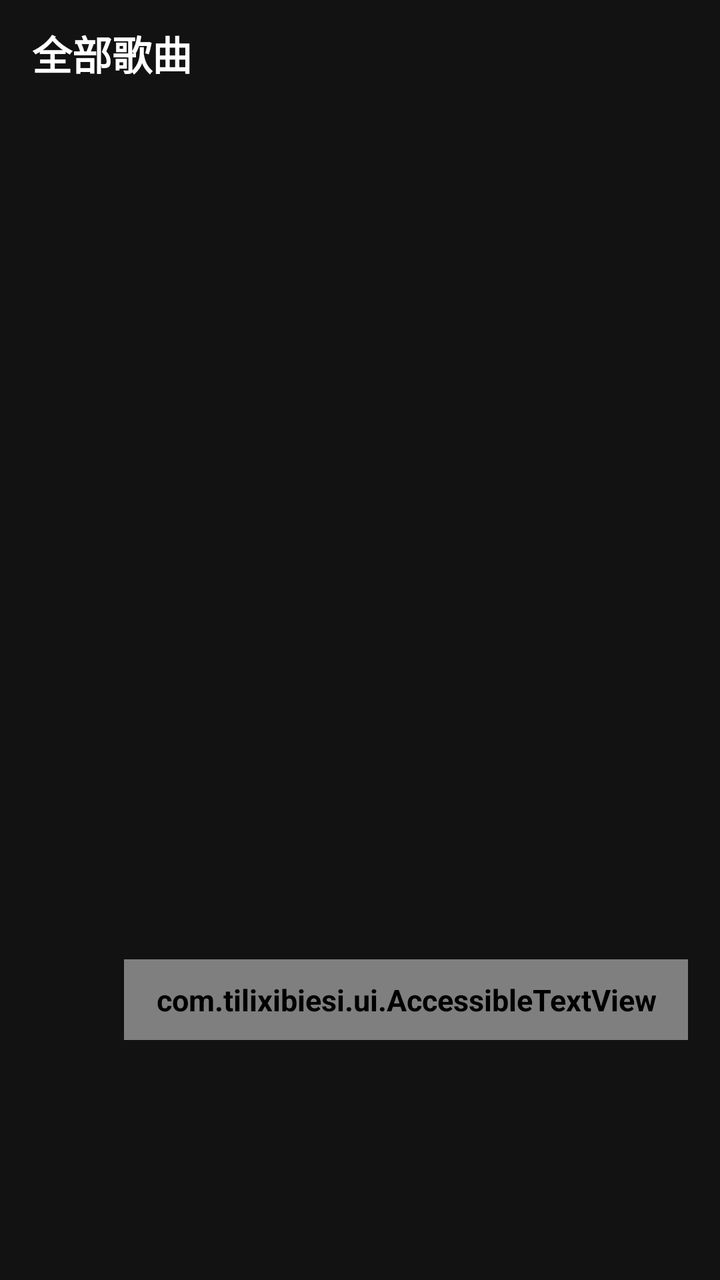
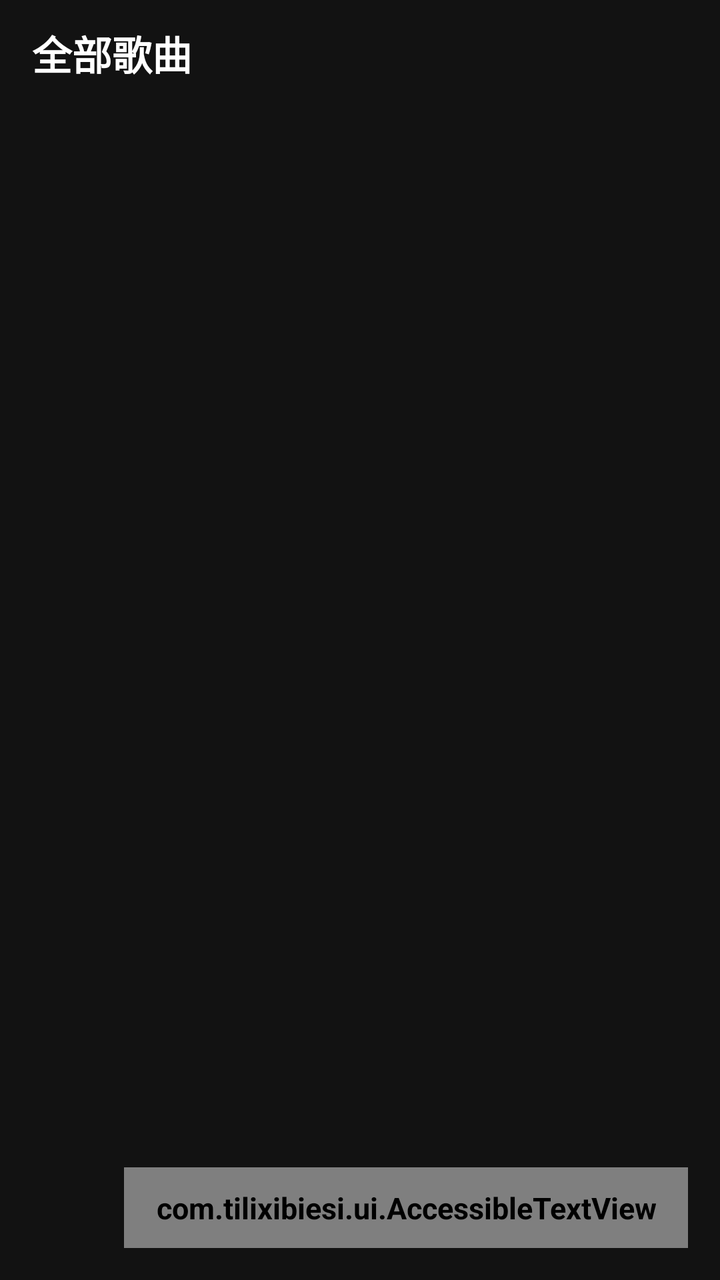

Two renders of the same Android screen: before a commit and after it. Below are the layout's source before the change and the commit's diff.
<!-- AndroidManifest.xml: application theme AppTheme -->
<!-- res/layout/activity_main.xml -->
<FrameLayout xmlns:android="http://schemas.android.com/apk/res/android"
    xmlns:tools="http://schemas.android.com/tools"
    android:id="@+id/main_bg_host"
    android:layout_width="match_parent"
    android:layout_height="match_parent"
    android:background="#FF121212"
    tools:ignore="MergeRootFrame"
    android:keepScreenOn="true">

    <LinearLayout
        android:id="@+id/activity_main_root"
        android:layout_width="match_parent"
        android:layout_height="match_parent"
        android:orientation="vertical">

        <RelativeLayout
            android:layout_width="match_parent"
            android:layout_height="wrap_content"
            android:paddingHorizontal="16dp"
            android:paddingVertical="12dp">

            <TextView
                android:id="@+id/tv_title"
                android:layout_width="wrap_content"
                android:layout_height="wrap_content"
                android:text="@string/all_songs"
                android:textSize="20sp"
                android:textColor="#FFFFFFFF"
                android:layout_centerVertical="true"
                android:layout_alignParentStart="true" />

        </RelativeLayout>

        <ListView
            android:id="@+id/lv_music"
            android:layout_width="match_parent"
            android:layout_height="0dp"
            android:layout_weight="1"
            android:background="@null"
            android:paddingBottom="0dp"
            android:divider="#22FFFFFF"
            android:dividerHeight="1dp" 
            android:clipToPadding="false"
            android:scrollbars="none"/>

    </LinearLayout>

    <LinearLayout
        android:id="@+id/layout_player_control"
        android:layout_gravity="bottom"
        android:layout_width="match_parent"
        android:layout_height="wrap_content"
        android:orientation="vertical"
        android:background="#CC000000"
        android:visibility="gone"
        android:paddingHorizontal="12dp"
        android:paddingVertical="8dp" >

        <TextView
            android:id="@+id/tv_current_music"
            android:layout_width="match_parent"
            android:layout_height="wrap_content"
            android:textSize="20sp"
            android:textColor="#FFFFFFFF"
            android:ellipsize="end"
            android:maxLines="1"
            android:layout_marginBottom="4dp" />

        <SeekBar
            android:id="@+id/seekbar_progress"
            android:layout_width="match_parent"
            android:layout_height="wrap_content"
            android:paddingTop="4dp"
            android:paddingBottom="4dp"
            android:max="100"
            android:progress="0"
            android:visibility="gone" />

        <LinearLayout
            android:layout_width="match_parent"
            android:layout_height="48dp"
            android:gravity="center"
            android:orientation="horizontal">

            <Button
                android:id="@+id/btn_detail"
                android:layout_width="wrap_content"
                android:layout_height="40dp"
                android:text="@string/detail"
                android:textSize="18sp"
                android:textColor="#FFFFFFFF"
                android:gravity="center"
                android:background="?android:attr/selectableItemBackground"
                android:textAllCaps="false"
                android:paddingHorizontal="10dp" />

            <ImageButton
                android:id="@+id/btn_timer"
                android:layout_width="40dp"
                android:layout_height="40dp"
                android:background="?android:attr/selectableItemBackgroundBorderless"
                android:src="@drawable/ic_timer_white"
                android:scaleType="fitCenter"
                android:padding="6dp"
                android:contentDescription="@string/timer" />

            <ImageButton
                android:id="@+id/btn_prev"
                android:layout_width="48dp"
                android:layout_height="48dp"
                android:background="?android:attr/selectableItemBackgroundBorderless"
                android:src="@android:drawable/ic_media_previous"
                android:contentDescription="@string/previous" />

            <ImageButton
                android:id="@+id/btn_play_pause"
                android:layout_width="56dp"
                android:layout_height="56dp"
                android:background="?android:attr/selectableItemBackgroundBorderless"
                android:src="@android:drawable/ic_media_play"
                android:contentDescription="@string/play_pause" />

            <ImageButton
                android:id="@+id/btn_next"
                android:layout_width="48dp"
                android:layout_height="48dp"
                android:background="?android:attr/selectableItemBackgroundBorderless"
                android:src="@android:drawable/ic_media_next"
                android:contentDescription="@string/next" />

            <ImageButton
                android:id="@+id/btn_play_mode"
                android:layout_width="40dp"
                android:layout_height="40dp"
                android:background="?android:attr/selectableItemBackgroundBorderless"
                android:src="@android:drawable/ic_menu_revert"
                android:contentDescription="@string/play_mode" />
        </LinearLayout>
    </LinearLayout>
    <LinearLayout
        android:layout_width="match_parent"
        android:layout_height="wrap_content"
        android:orientation="vertical"
        android:gravity="center_horizontal"
        android:layout_gravity="top"
        android:paddingTop="12dp"
        android:paddingHorizontal="16dp"
        android:background="@android:color/transparent"
        android:clickable="false"
        android:focusable="false"
        android:importantForAccessibility="no">

        <TextView
            android:id="@+id/tv_total_today_duration"
            android:layout_width="wrap_content"
            android:layout_height="wrap_content"
            android:textSize="20sp"
            android:textColor="#FFCCCCCC"
            android:ellipsize="end"
            android:maxLines="1"
            android:visibility="gone" />

        <TextView
            android:id="@+id/tv_today_duration"
            android:layout_width="wrap_content"
            android:layout_height="wrap_content"
            android:textSize="20sp"
            android:textColor="#FFCCCCCC"
            android:ellipsize="end"
            android:maxLines="1"
            android:visibility="gone" />

    </LinearLayout>

    <com.tilixibiesi.ui.AccessibleTextView
        android:id="@+id/btn_search_float"
        android:layout_width="wrap_content"
        android:layout_height="wrap_content"
        android:layout_gravity="bottom|end"
        android:layout_marginEnd="16dp"
        android:layout_marginBottom="120dp"
        android:text="@string/search"
        android:textSize="20sp"
        android:textColor="#FFFFFFFF"
        android:background="?android:attr/selectableItemBackground"
        android:focusable="true"
        android:clickable="true"
        android:paddingHorizontal="16dp"
        android:paddingVertical="10dp" />

</FrameLayout>
<!-- resources referenced by this layout -->
<resources>
  <!-- drawable ic_timer_white (drawable) -->
  <vector xmlns:android="http://schemas.android.com/apk/res/android"
      android:width="24dp"
      android:height="24dp"
      android:viewportWidth="24"
      android:viewportHeight="24">
      <path
          android:fillColor="#FFFFFF"
          android:pathData="M11,2.5h2v2h-2z" />
      <path
          android:fillColor="#FFFFFF"
          android:pathData="M5.2,5.2l3.1,3.1 -1.6,1.6 -3.1,-3.1z" />
      <path
          android:fillColor="#FFFFFF"
          android:pathData="M18.8,5.2l-3.1,3.1 1.6,1.6 3.1,-3.1z" />
      <path
          android:fillColor="#FFFFFF"
          android:pathData="M6.6,18.3l1.8,-1.8 1.6,1.6 -1.8,1.8z" />
      <path
          android:fillColor="#FFFFFF"
          android:pathData="M17.4,18.3l-1.8,-1.8 -1.6,1.6 1.8,1.8z" />
      <path
          android:fillColor="#FFFFFF"
          android:pathData="M12,5.5c-4.1,0 -7.5,3.4 -7.5,7.5s3.4,7.5 7.5,7.5 7.5,-3.4 7.5,-7.5 -3.4,-7.5 -7.5,-7.5zM12,18c-2.8,0 -5,-2.2 -5,-5s2.2,-5 5,-5 5,2.2 5,5 -2.2,5 -5,5z" />
      <path
          android:fillColor="#FFFFFF"
          android:pathData="M11,8.5h2v4.6h3v1.8h-5z" />
  </vector>
  <string name="all_songs">全部歌曲</string>
  <string name="detail">详情</string>
  <string name="next">下一首</string>
  <string name="play_mode">播放模式</string>
  <string name="play_pause">播放/暂停</string>
  <string name="previous">上一首</string>
  <string name="search">搜索</string>
  <string name="timer">定时</string>
  <style name="AppTheme" parent="@android:style/Theme.Material.Light.NoActionBar">
          <item name="android:windowBackground">@color/activity_bg</item>
          <item name="android:textViewStyle">@style/GlobalBoldTextStyle</item>
          <item name="android:fontWeight">1000</item>
          <item name="android:textSize">15sp</item>
      </style>
  <color name="activity_bg">#F5F5F5</color>
  <style name="GlobalBoldTextStyle" parent="@android:style/Widget.Material.TextView">
          <item name="android:textStyle">bold</item>
          <item name="android:fontWeight">1000</item>
      </style>
</resources>

<!-- the commit's change to res/layout/activity_main.xml (unified diff, before → after) -->
@@ -46,98 +46,6 @@
     </LinearLayout>
 
     <LinearLayout
-        android:id="@+id/layout_player_control"
-        android:layout_gravity="bottom"
-        android:layout_width="match_parent"
-        android:layout_height="wrap_content"
-        android:orientation="vertical"
-        android:background="#CC000000"
-        android:visibility="gone"
-        android:paddingHorizontal="12dp"
-        android:paddingVertical="8dp" >
-
-        <TextView
-            android:id="@+id/tv_current_music"
-            android:layout_width="match_parent"
-            android:layout_height="wrap_content"
-            android:textSize="20sp"
-            android:textColor="#FFFFFFFF"
-            android:ellipsize="end"
-            android:maxLines="1"
-            android:layout_marginBottom="4dp" />
-
-        <SeekBar
-            android:id="@+id/seekbar_progress"
-            android:layout_width="match_parent"
-            android:layout_height="wrap_content"
-            android:paddingTop="4dp"
-            android:paddingBottom="4dp"
-            android:max="100"
-            android:progress="0"
-            android:visibility="gone" />
-
-        <LinearLayout
-            android:layout_width="match_parent"
-            android:layout_height="48dp"
-            android:gravity="center"
-            android:orientation="horizontal">
-
-            <Button
-                android:id="@+id/btn_detail"
-                android:layout_width="wrap_content"
-                android:layout_height="40dp"
-                android:text="@string/detail"
-                android:textSize="18sp"
-                android:textColor="#FFFFFFFF"
-                android:gravity="center"
-                android:background="?android:attr/selectableItemBackground"
-                android:textAllCaps="false"
-                android:paddingHorizontal="10dp" />
-
-            <ImageButton
-                android:id="@+id/btn_timer"
-                android:layout_width="40dp"
-                android:layout_height="40dp"
-                android:background="?android:attr/selectableItemBackgroundBorderless"
-                android:src="@drawable/ic_timer_white"
-                android:scaleType="fitCenter"
-                android:padding="6dp"
-                android:contentDescription="@string/timer" />
-
-            <ImageButton
-                android:id="@+id/btn_prev"
-                android:layout_width="48dp"
-                android:layout_height="48dp"
-                android:background="?android:attr/selectableItemBackgroundBorderless"
-                android:src="@android:drawable/ic_media_previous"
-                android:contentDescription="@string/previous" />
-
-            <ImageButton
-                android:id="@+id/btn_play_pause"
-                android:layout_width="56dp"
-                android:layout_height="56dp"
-                android:background="?android:attr/selectableItemBackgroundBorderless"
-                android:src="@android:drawable/ic_media_play"
-                android:contentDescription="@string/play_pause" />
-
-            <ImageButton
-                android:id="@+id/btn_next"
-                android:layout_width="48dp"
-                android:layout_height="48dp"
-                android:background="?android:attr/selectableItemBackgroundBorderless"
-                android:src="@android:drawable/ic_media_next"
-                android:contentDescription="@string/next" />
-
-            <ImageButton
-                android:id="@+id/btn_play_mode"
-                android:layout_width="40dp"
-                android:layout_height="40dp"
-                android:background="?android:attr/selectableItemBackgroundBorderless"
-                android:src="@android:drawable/ic_menu_revert"
-                android:contentDescription="@string/play_mode" />
-        </LinearLayout>
-    </LinearLayout>
-    <LinearLayout
         android:layout_width="match_parent"
         android:layout_height="wrap_content"
         android:orientation="vertical"
@@ -178,7 +86,7 @@
         android:layout_height="wrap_content"
         android:layout_gravity="bottom|end"
         android:layout_marginEnd="16dp"
-        android:layout_marginBottom="120dp"
+        android:layout_marginBottom="16dp"
         android:text="@string/search"
         android:textSize="20sp"
         android:textColor="#FFFFFFFF"
<!-- resource entries referenced after the edit -->
@@ -1,41 +1,7 @@
 <!-- resources referenced by this layout -->
 <resources>
-  <!-- drawable ic_timer_white (drawable) -->
-  <vector xmlns:android="http://schemas.android.com/apk/res/android"
-      android:width="24dp"
-      android:height="24dp"
-      android:viewportWidth="24"
-      android:viewportHeight="24">
-      <path
-          android:fillColor="#FFFFFF"
-          android:pathData="M11,2.5h2v2h-2z" />
-      <path
-          android:fillColor="#FFFFFF"
-          android:pathData="M5.2,5.2l3.1,3.1 -1.6,1.6 -3.1,-3.1z" />
-      <path
-          android:fillColor="#FFFFFF"
-          android:pathData="M18.8,5.2l-3.1,3.1 1.6,1.6 3.1,-3.1z" />
-      <path
-          android:fillColor="#FFFFFF"
-          android:pathData="M6.6,18.3l1.8,-1.8 1.6,1.6 -1.8,1.8z" />
-      <path
-          android:fillColor="#FFFFFF"
-          android:pathData="M17.4,18.3l-1.8,-1.8 -1.6,1.6 1.8,1.8z" />
-      <path
-          android:fillColor="#FFFFFF"
-          android:pathData="M12,5.5c-4.1,0 -7.5,3.4 -7.5,7.5s3.4,7.5 7.5,7.5 7.5,-3.4 7.5,-7.5 -3.4,-7.5 -7.5,-7.5zM12,18c-2.8,0 -5,-2.2 -5,-5s2.2,-5 5,-5 5,2.2 5,5 -2.2,5 -5,5z" />
-      <path
-          android:fillColor="#FFFFFF"
-          android:pathData="M11,8.5h2v4.6h3v1.8h-5z" />
-  </vector>
   <string name="all_songs">全部歌曲</string>
-  <string name="detail">详情</string>
-  <string name="next">下一首</string>
-  <string name="play_mode">播放模式</string>
-  <string name="play_pause">播放/暂停</string>
-  <string name="previous">上一首</string>
   <string name="search">搜索</string>
-  <string name="timer">定时</string>
   <style name="AppTheme" parent="@android:style/Theme.Material.Light.NoActionBar">
           <item name="android:windowBackground">@color/activity_bg</item>
           <item name="android:textViewStyle">@style/GlobalBoldTextStyle</item>
